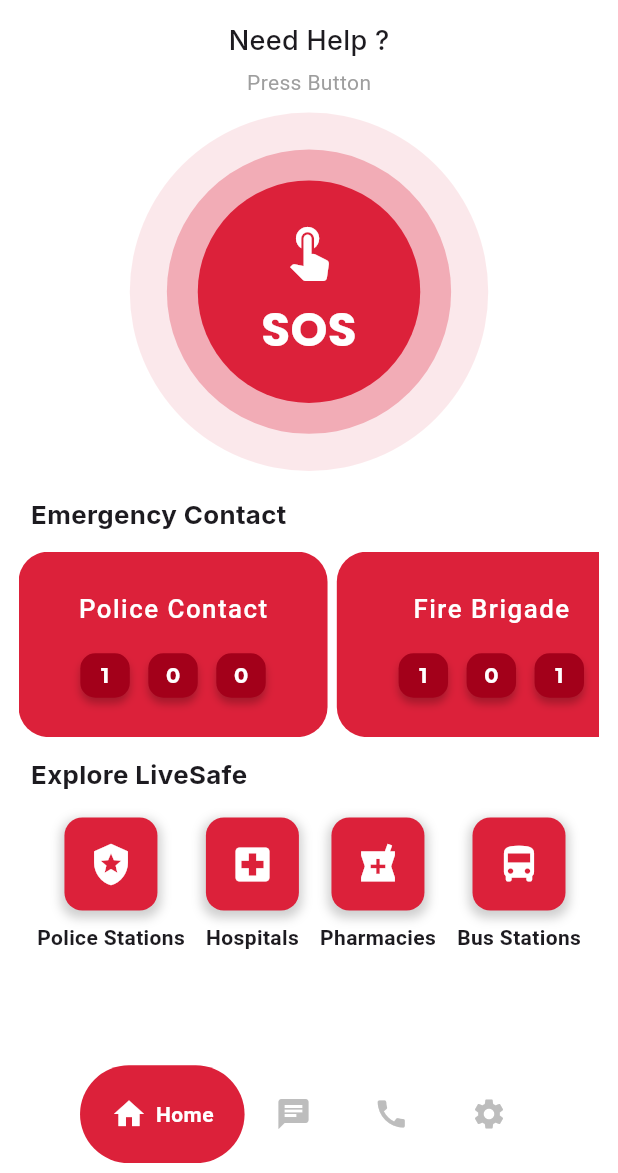
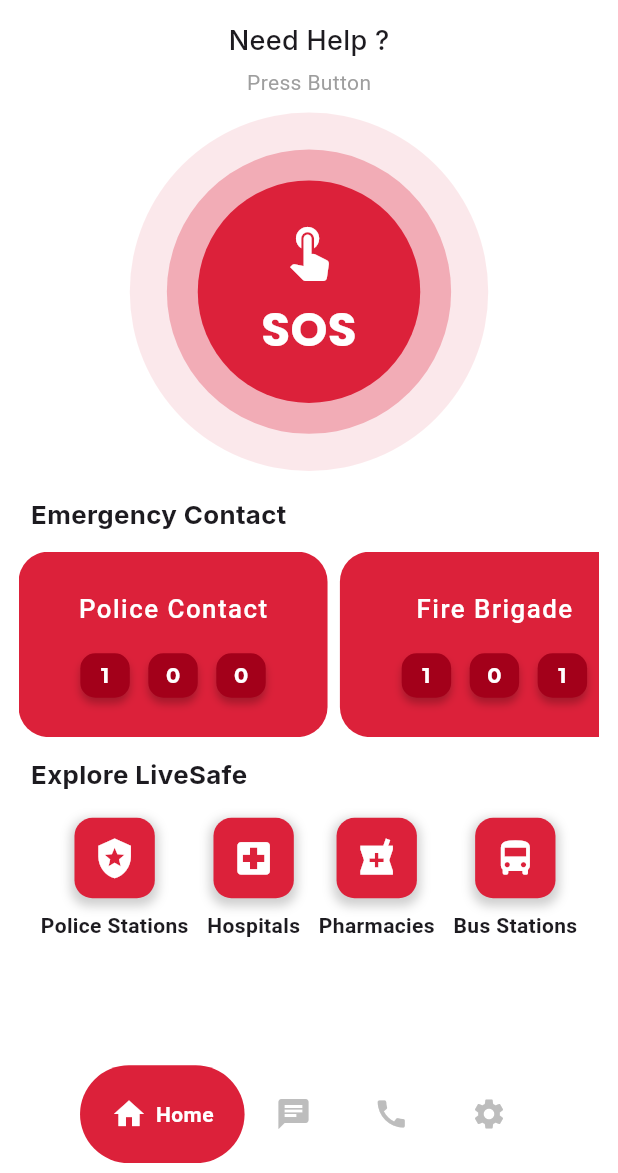
Before and after one commit to AmSafe-team/AmSafe-App, a Flutter app: the screen it shows after launch, on a phone screen of 412 x 824 dp, the part 63-1236 px from its top. Run offline on Flutter 3.47's test engine with Material 3 defaults, Android fonts, the phone set to English and light mode, and no system bars; drawn by our look-alikes of google_nav_bar; our stand-ins replace contacts_service, geolocator, get, google_fonts, permission_handler, responsive_sizer; missing offline and left inert: telephony.

Commit message:
fix the live safe

```diff
--- a/lib/model/live_safe_model.dart
+++ b/lib/model/live_safe_model.dart
@@ -1,6 +1,8 @@
 // ignore_for_file: deprecated_member_use
 import 'package:amsafe/main.dart';
+import 'package:amsafe/utils/sized_box.dart';
 import 'package:flutter/material.dart';
+import 'package:responsive_sizer/responsive_sizer.dart';
 import 'package:url_launcher/url_launcher.dart';
 
 class LiveSafeChip extends StatelessWidget {
@@ -32,7 +34,7 @@ class LiveSafeChip extends StatelessWidget {
       child: Column(
         children: [
           Container(
-            padding: EdgeInsets.all(16),
+            padding: EdgeInsets.all(1.5.h),
             decoration: BoxDecoration(
               color: Theme.of(context).mainColor,
               borderRadius: BorderRadius.circular(12),
@@ -47,11 +49,11 @@ class LiveSafeChip extends StatelessWidget {
             ),
             child: Icon(
               icon,
-              size: 30,
+              size: 3.5.h,
               color: Colors.white,
             ),
           ),
-          SizedBox(height: 8),
+          sizedBoxHeight10,
           Text(
             label,
             style: TextStyle(
--- a/lib/widget/app_emergency.dart
+++ b/lib/widget/app_emergency.dart
@@ -16,21 +16,21 @@ Widget emergencyCardList(BuildContext context) {
             num2: 0,
             num3: 0,
           ),
-          sizedBoxWidth15,
+          sizedBoxWidth20,
           EmergencyCard(
             title: 'Fire Brigade',
             num1: 1,
             num2: 0,
             num3: 1,
           ),
-          sizedBoxWidth15,
+          sizedBoxWidth20,
           EmergencyCard(
             title: 'Ambulance',
             num1: 1,
             num2: 0,
             num3: 2,
           ),
-          sizedBoxWidth15,
+          sizedBoxWidth20,
           EmergencyCard(
             title: 'Women Helpline',
             num1: 1,
--- a/lib/widget/app_live_safe.dart
+++ b/lib/widget/app_live_safe.dart
@@ -1,31 +1,34 @@
 import 'package:amsafe/model/live_safe_model.dart';
+import 'package:amsafe/utils/sized_box.dart';
 import 'package:flutter/material.dart';
+import 'package:responsive_sizer/responsive_sizer.dart';
 
 Widget liveSafeChips(BuildContext context) {
   return Padding(
-    padding: const EdgeInsets.all(8.0),
+    padding: EdgeInsets.all(1.h),
     child: SingleChildScrollView(
       scrollDirection: Axis.horizontal,
       child: Row(
+        mainAxisAlignment: MainAxisAlignment.center,
         children: [
           LiveSafeChip(
             label: 'Police Stations',
             icon: Icons.local_police,
             query: 'police stations near me',
           ),
-          SizedBox(width: 14),
+          sizedBoxWidth30,
           LiveSafeChip(
             label: 'Hospitals',
             icon: Icons.local_hospital,
             query: 'hospitals near me',
           ),
-          SizedBox(width: 14),
+          sizedBoxWidth30,
           LiveSafeChip(
             label: 'Pharmacies',
             icon: Icons.local_pharmacy,
             query: 'pharmacies near me',
           ),
-          SizedBox(width: 14),
+          sizedBoxWidth30,
           LiveSafeChip(
             label: 'Bus Stations',
             icon: Icons.directions_bus,
```
